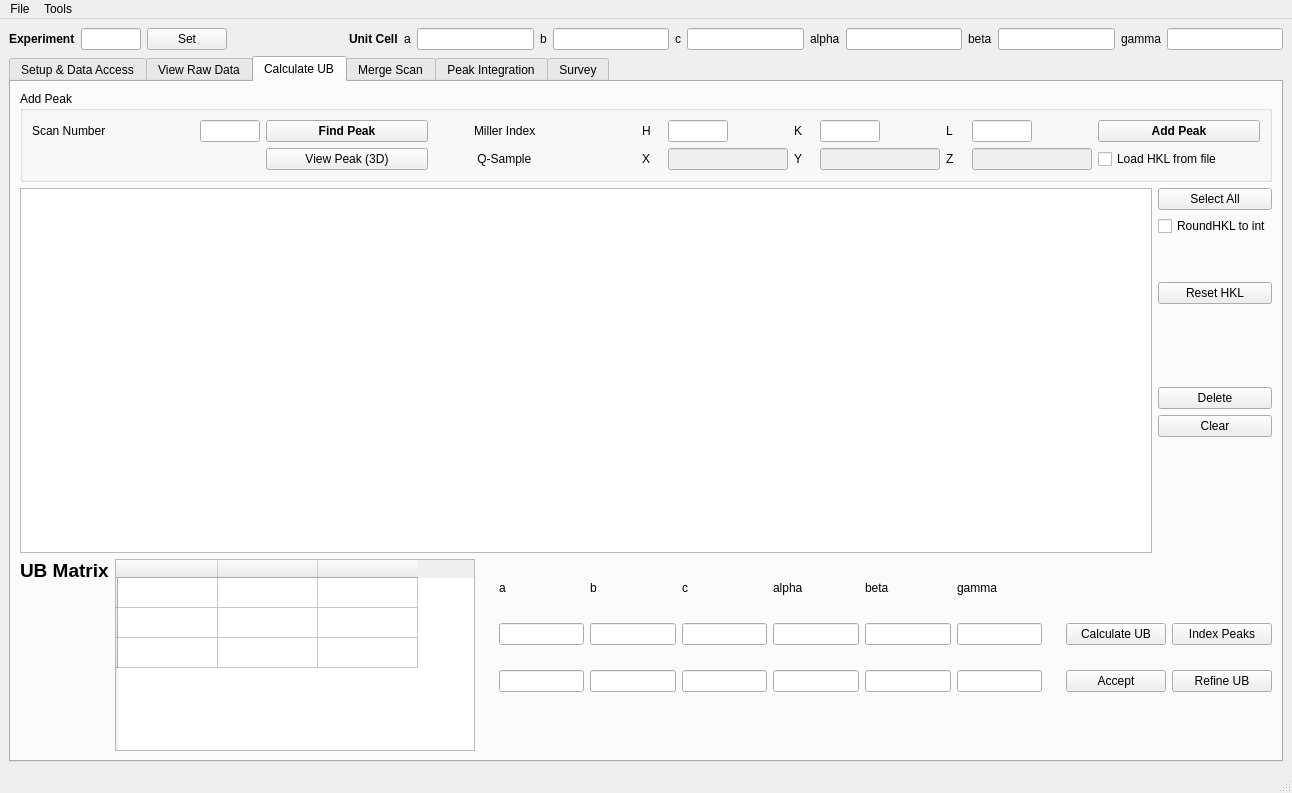
First picture: the form in scripts/HFIR_4Circle_Reduction/MainWindow.ui, repository mantidproject/mantid, before the edit.
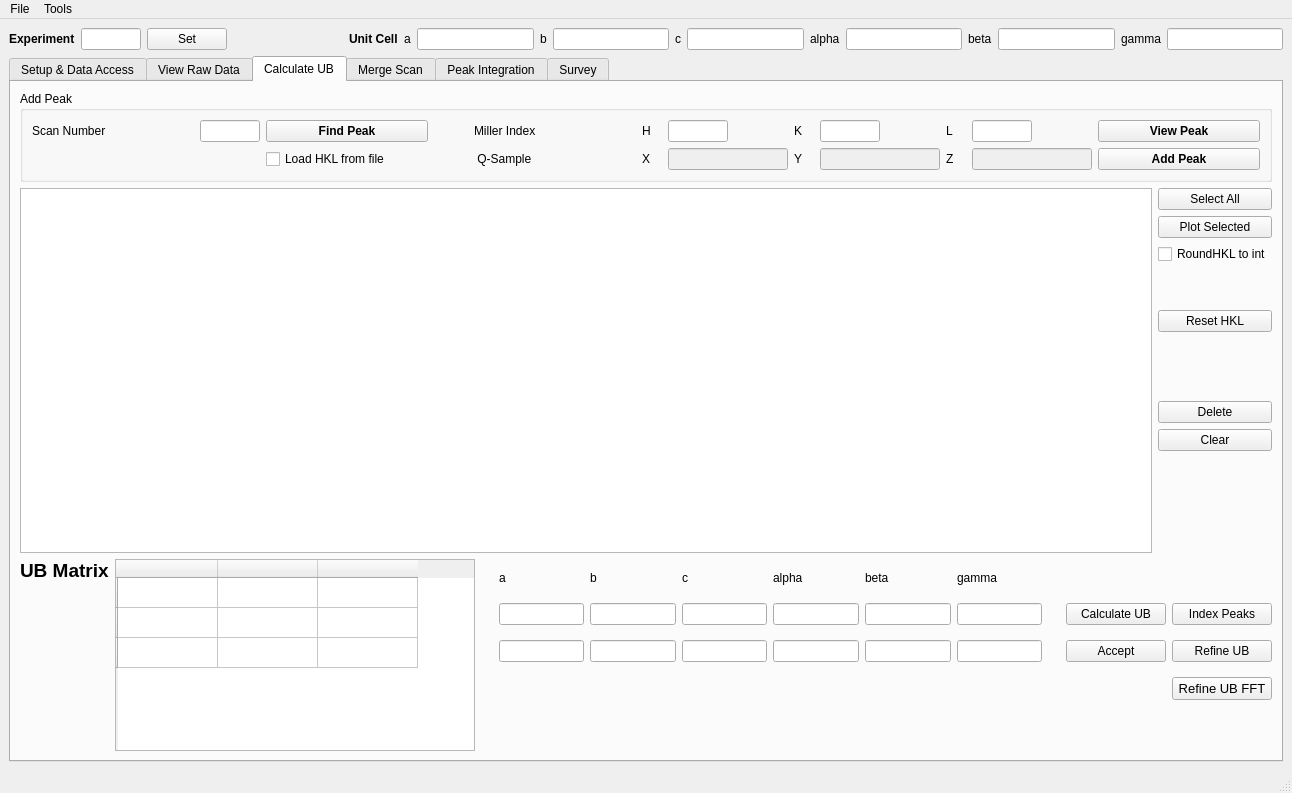
Second picture: the form after the edit. Custom widgets are drawn as their Qt base class.

What changed in the file:
```diff
--- a/scripts/HFIR_4Circle_Reduction/MainWindow.ui
+++ b/scripts/HFIR_4Circle_Reduction/MainWindow.ui
@@ -949,6 +949,16 @@
                  <string>Add Peak</string>
                 </property>
                 <layout class="QGridLayout" name="gridLayout_2">
+                 <item row="0" column="8">
+                  <widget class="QLineEdit" name="lineEdit_H">
+                   <property name="maximumSize">
+                    <size>
+                     <width>60</width>
+                     <height>40</height>
+                    </size>
+                   </property>
+                  </widget>
+                 </item>
                  <item row="3" column="14">
                   <widget class="QLineEdit" name="lineEdit_sampleQz">
                    <property name="enabled">
@@ -969,16 +979,6 @@
                    </property>
                   </widget>
                  </item>
-                 <item row="0" column="8">
-                  <widget class="QLineEdit" name="lineEdit_H">
-                   <property name="maximumSize">
-                    <size>
-                     <width>60</width>
-                     <height>40</height>
-                    </size>
-                   </property>
-                  </widget>
-                 </item>
                  <item row="3" column="12">
                   <widget class="QLineEdit" name="lineEdit_sampleQy">
                    <property name="enabled">
@@ -1165,20 +1165,7 @@
                    </property>
                   </widget>
                  </item>
-                 <item row="0" column="15">
-                  <widget class="QPushButton" name="pushButton_addPeakToCalUB">
-                   <property name="font">
-                    <font>
-                     <weight>75</weight>
-                     <bold>true</bold>
-                    </font>
-                   </property>
-                   <property name="text">
-                    <string>Add Peak</string>
-                   </property>
-                  </widget>
-                 </item>
-                 <item row="3" column="15">
+                 <item row="3" column="4">
                   <widget class="QCheckBox" name="checkBox_loadHKLfromFile">
                    <property name="font">
                     <font>
@@ -1190,10 +1177,29 @@
                    </property>
                   </widget>
                  </item>
-                 <item row="3" column="4">
+                 <item row="0" column="15">
                   <widget class="QPushButton" name="pushButton_viewScan3D">
+                   <property name="font">
+                    <font>
+                     <weight>75</weight>
+                     <bold>true</bold>
+                    </font>
+                   </property>
                    <property name="text">
-                    <string>View Peak (3D)</string>
+                    <string>View Peak</string>
+                   </property>
+                  </widget>
+                 </item>
+                 <item row="3" column="15">
+                  <widget class="QPushButton" name="pushButton_addPeakToCalUB">
+                   <property name="font">
+                    <font>
+                     <weight>75</weight>
+                     <bold>true</bold>
+                    </font>
+                   </property>
+                   <property name="text">
+                    <string>Add Peak</string>
                    </property>
                   </widget>
                  </item>
@@ -1214,6 +1220,13 @@
                     </property>
                    </widget>
                   </item>
+                  <item>
+                   <widget class="QPushButton" name="pushButton_plotSelectedData">
+                    <property name="text">
+                     <string>Plot Selected</string>
+                    </property>
+                   </widget>
+                  </item>
                   <item>
                    <widget class="QCheckBox" name="checkBox_roundHKLInt">
                     <property name="font">
@@ -1454,6 +1467,22 @@
                     </property>
                    </widget>
                   </item>
+                  <item row="4" column="2">
+                   <spacer name="verticalSpacer">
+                    <property name="orientation">
+                     <enum>Qt::Vertical</enum>
+                    </property>
+                    <property name="sizeType">
+                     <enum>QSizePolicy::Minimum</enum>
+                    </property>
+                    <property name="sizeHint" stdset="0">
+                     <size>
+                      <width>20</width>
+                      <height>40</height>
+                     </size>
+                    </property>
+                   </spacer>
+                  </item>
                   <item row="0" column="6">
                    <widget class="QLabel" name="label_22">
                     <property name="sizePolicy">
@@ -1476,21 +1505,8 @@
                   <item row="2" column="6">
                    <widget class="QLineEdit" name="lineEdit_gammaError"/>
                   </item>
-                  <item row="3" column="2">
-                   <spacer name="verticalSpacer">
-                    <property name="orientation">
-                     <enum>Qt::Vertical</enum>
-                    </property>
-                    <property name="sizeType">
-                     <enum>QSizePolicy::Minimum</enum>
-                    </property>
-                    <property name="sizeHint" stdset="0">
-                     <size>
-                      <width>20</width>
-                      <height>40</height>
-                     </size>
-                    </property>
-                   </spacer>
+                  <item row="2" column="3">
+                   <widget class="QLineEdit" name="lineEdit_cError"/>
                   </item>
                   <item row="0" column="4">
                    <widget class="QLabel" name="label_20">
@@ -1527,9 +1543,6 @@
                     </property>
                    </spacer>
                   </item>
-                  <item row="2" column="3">
-                   <widget class="QLineEdit" name="lineEdit_cError"/>
-                  </item>
                   <item row="2" column="1">
                    <widget class="QLineEdit" name="lineEdit_aError"/>
                   </item>
@@ -1666,6 +1679,18 @@
                     </property>
                    </spacer>
                   </item>
+                  <item row="3" column="9">
+                   <widget class="QPushButton" name="pushButton_refineUBFFT">
+                    <property name="font">
+                     <font>
+                      <pointsize>10</pointsize>
+                     </font>
+                    </property>
+                    <property name="text">
+                     <string>Refine UB FFT</string>
+                    </property>
+                   </widget>
+                  </item>
                  </layout>
                 </item>
                 <item>
```
